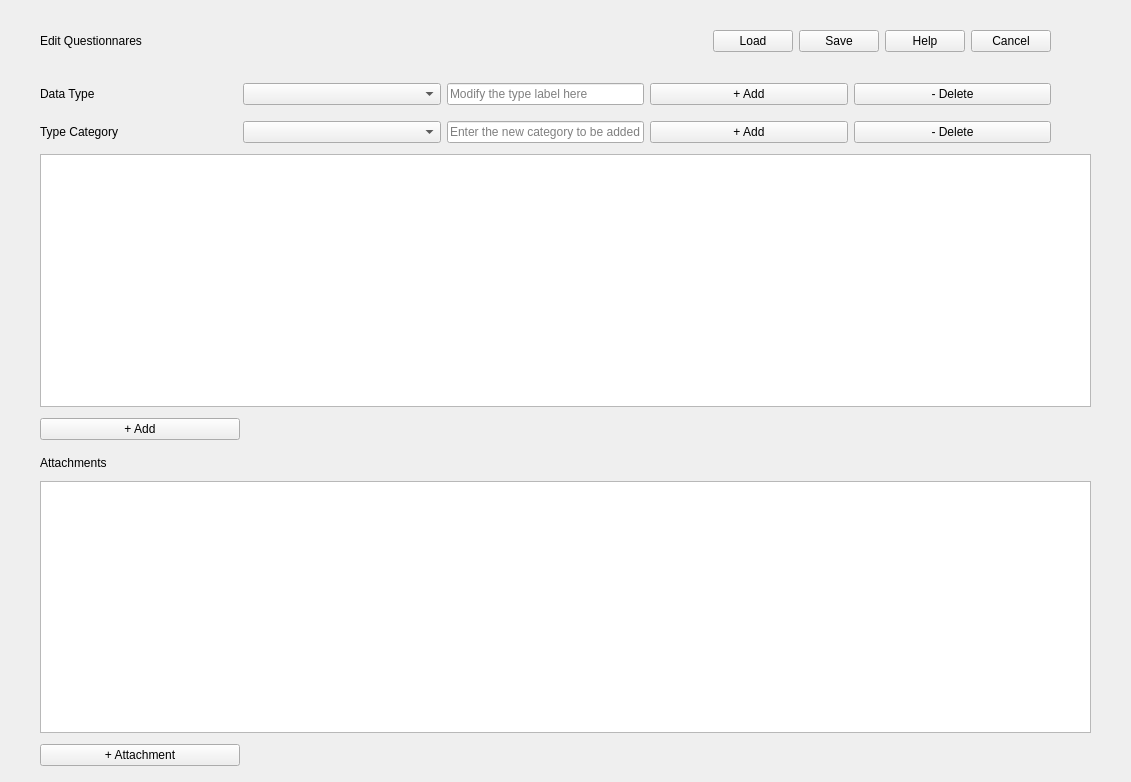
Qt form pasta_eln/ontology_configuration/ontology_configuration.ui (PASTA-ELN/pasta-eln) before a commit.
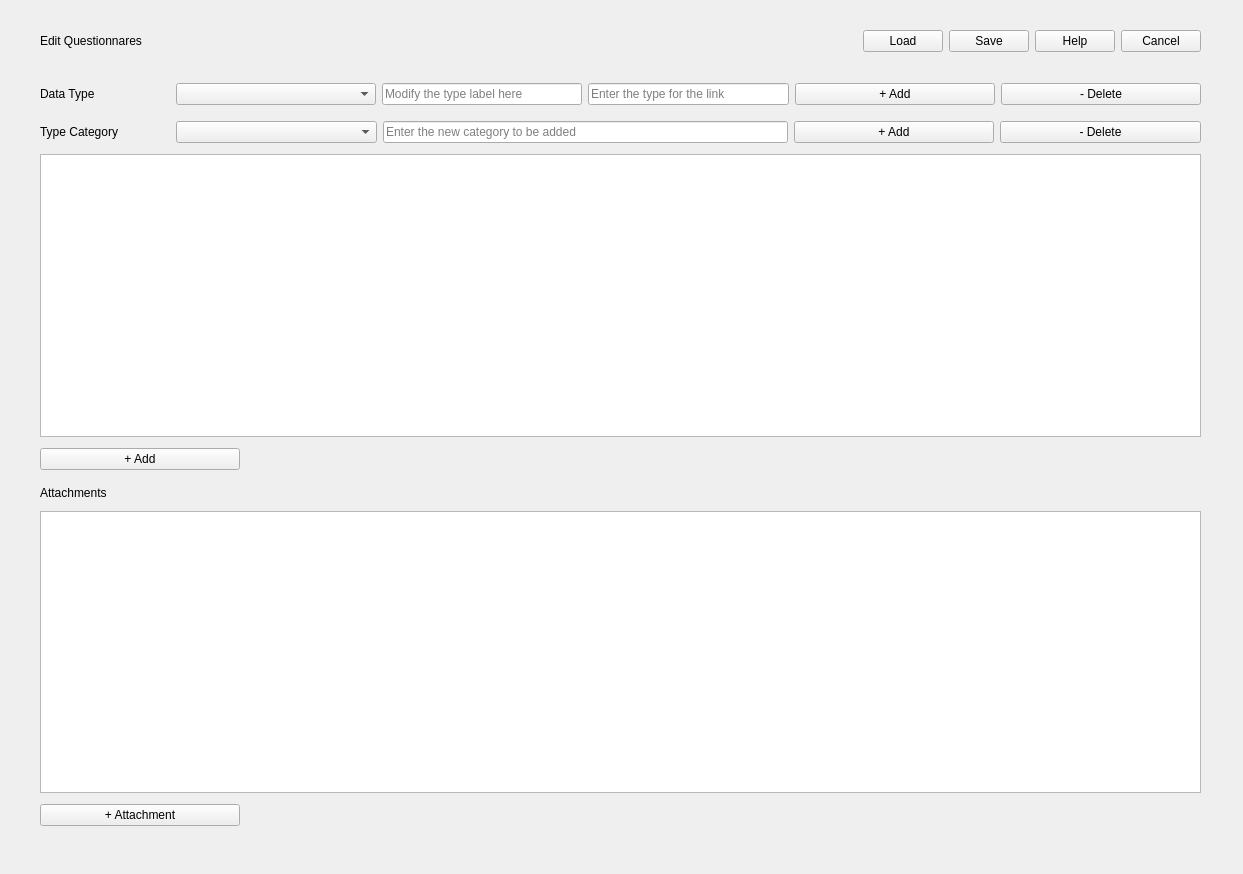
The same form after that commit.

Commit message: - Added link line edit for the type level also with logic to modify the link and save the same too - Adapted the UI layout and other minor tweaks

The edit to the form file:
```diff
--- a/pasta_eln/ontology_configuration/ontology_configuration.ui
+++ b/pasta_eln/ontology_configuration/ontology_configuration.ui
@@ -6,8 +6,8 @@
    <rect>
     <x>0</x>
     <y>0</y>
-    <width>1131</width>
-    <height>782</height>
+    <width>1243</width>
+    <height>874</height>
    </rect>
   </property>
   <property name="windowTitle">
@@ -29,7 +29,7 @@
    <property name="bottomMargin">
     <number>10</number>
    </property>
-   <item row="0" column="0">
+   <item row="0" column="1">
     <widget class="QWidget" name="mainWidget" native="true">
      <property name="sizePolicy">
       <sizepolicy hsizetype="Expanding" vsizetype="Expanding">
@@ -42,143 +42,18 @@
        <rect>
         <x>0</x>
         <y>0</y>
-        <width>1111</width>
-        <height>761</height>
+        <width>1221</width>
+        <height>821</height>
        </rect>
       </property>
-      <layout class="QGridLayout" name="mainGridLayout" rowstretch="0,0,0,0,0,0,0,0,0,0,0">
+      <layout class="QGridLayout" name="mainGridLayout" rowstretch="0,0,0,0,0,0,0,0,0,0,0,0">
        <property name="leftMargin">
         <number>30</number>
        </property>
        <property name="rightMargin">
         <number>30</number>
        </property>
-       <item row="5" column="0">
-        <layout class="QHBoxLayout" name="propsTableButtonHorizontalLayout">
-         <property name="leftMargin">
-          <number>0</number>
-         </property>
-         <property name="topMargin">
-          <number>5</number>
-         </property>
-         <property name="rightMargin">
-          <number>40</number>
-         </property>
-         <property name="bottomMargin">
-          <number>5</number>
-         </property>
-         <item>
-          <widget class="QPushButton" name="addPropsRowPushButton">
-           <property name="sizePolicy">
-            <sizepolicy hsizetype="Minimum" vsizetype="Minimum">
-             <horstretch>0</horstretch>
-             <verstretch>0</verstretch>
-            </sizepolicy>
-           </property>
-           <property name="minimumSize">
-            <size>
-             <width>200</width>
-             <height>0</height>
-            </size>
-           </property>
-           <property name="toolTip">
-            <string>Add a new property row to the above table with empty values</string>
-           </property>
-           <property name="text">
-            <string>+ Add</string>
-           </property>
-          </widget>
-         </item>
-         <item>
-          <spacer name="propsButtonLayoutHorizontalSpacer">
-           <property name="orientation">
-            <enum>Qt::Horizontal</enum>
-           </property>
-           <property name="sizeType">
-            <enum>QSizePolicy::Expanding</enum>
-           </property>
-           <property name="sizeHint" stdset="0">
-            <size>
-             <width>40</width>
-             <height>20</height>
-            </size>
-           </property>
-          </spacer>
-         </item>
-        </layout>
-       </item>
-       <item row="7" column="0">
-        <layout class="QHBoxLayout" name="attachmentsHeaderHorizontalLayout">
-         <property name="leftMargin">
-          <number>0</number>
-         </property>
-         <property name="topMargin">
-          <number>5</number>
-         </property>
-         <property name="rightMargin">
-          <number>40</number>
-         </property>
-         <property name="bottomMargin">
-          <number>5</number>
-         </property>
-         <item>
-          <widget class="QLabel" name="attachmentsHeaderLabel">
-           <property name="text">
-            <string>Attachments</string>
-           </property>
-           <property name="margin">
-            <number>0</number>
-           </property>
-          </widget>
-         </item>
-        </layout>
-       </item>
-       <item row="10" column="0">
-        <layout class="QHBoxLayout" name="structureTablehorizontalLayout">
-         <property name="leftMargin">
-          <number>0</number>
-         </property>
-         <property name="topMargin">
-          <number>5</number>
-         </property>
-         <property name="rightMargin">
-          <number>40</number>
-         </property>
-         <property name="bottomMargin">
-          <number>5</number>
-         </property>
-         <item>
-          <widget class="QPushButton" name="addAtachmentPushButton">
-           <property name="minimumSize">
-            <size>
-             <width>200</width>
-             <height>0</height>
-            </size>
-           </property>
-           <property name="text">
-            <string>+ Attachment</string>
-           </property>
-          </widget>
-         </item>
-         <item>
-          <spacer name="horizontalSpacer">
-           <property name="orientation">
-            <enum>Qt::Horizontal</enum>
-           </property>
-           <property name="sizeType">
-            <enum>QSizePolicy::Expanding</enum>
-           </property>
-           <property name="sizeHint" stdset="0">
-            <size>
-             <width>40</width>
-             <height>20</height>
-            </size>
-           </property>
-          </spacer>
-         </item>
-        </layout>
-       </item>
-       <item row="3" column="0">
+       <item row="4" column="0">
         <widget class="QTableView" name="typePropsTableView">
          <property name="toolTip">
           <string>Table which lists and allows editing of all the properties assosciated with the above selected type</string>
@@ -206,86 +81,7 @@
          </attribute>
         </widget>
        </item>
-       <item row="0" column="0">
-        <layout class="QHBoxLayout" name="headerHorizontalLayout">
-         <property name="leftMargin">
-          <number>0</number>
-         </property>
-         <property name="topMargin">
-          <number>20</number>
-         </property>
-         <property name="rightMargin">
-          <number>40</number>
-         </property>
-         <property name="bottomMargin">
-          <number>20</number>
-         </property>
-         <item>
-          <widget class="QLabel" name="headerLabel">
-           <property name="text">
-            <string>Edit Questionnares</string>
-           </property>
-           <property name="margin">
-            <number>0</number>
-           </property>
-          </widget>
-         </item>
-         <item>
-          <spacer name="headerHorizontalSpacer">
-           <property name="orientation">
-            <enum>Qt::Horizontal</enum>
-           </property>
-           <property name="sizeHint" stdset="0">
-            <size>
-             <width>40</width>
-             <height>20</height>
-            </size>
-           </property>
-          </spacer>
-         </item>
-         <item>
-          <widget class="QPushButton" name="loadOntologyPushButton">
-           <property name="toolTip">
-            <string>Load ontology from local database</string>
-           </property>
-           <property name="text">
-            <string>Load</string>
-           </property>
-          </widget>
-         </item>
-         <item>
-          <widget class="QPushButton" name="saveOntologyPushButton">
-           <property name="toolTip">
-            <string>Save loaded ontology in local database</string>
-           </property>
-           <property name="text">
-            <string>Save</string>
-           </property>
-          </widget>
-         </item>
-         <item>
-          <widget class="QPushButton" name="helpPushButton">
-           <property name="toolTip">
-            <string>Navigate to the help page</string>
-           </property>
-           <property name="text">
-            <string>Help</string>
-           </property>
-          </widget>
-         </item>
-         <item>
-          <widget class="QPushButton" name="cancelPushButton">
-           <property name="toolTip">
-            <string>Close the editor</string>
-           </property>
-           <property name="text">
-            <string>Cancel</string>
-           </property>
-          </widget>
-         </item>
-        </layout>
-       </item>
-       <item row="2" column="0">
+       <item row="3" column="0">
         <layout class="QHBoxLayout" name="propsCategoryHorizontalLayout">
          <property name="leftMargin">
           <number>0</number>
@@ -294,13 +90,25 @@
           <number>5</number>
          </property>
          <property name="rightMargin">
-          <number>40</number>
+          <number>0</number>
          </property>
          <property name="bottomMargin">
           <number>5</number>
          </property>
          <item>
           <widget class="QLabel" name="propsCategoryLabel">
+           <property name="sizePolicy">
+            <sizepolicy hsizetype="Fixed" vsizetype="Preferred">
+             <horstretch>0</horstretch>
+             <verstretch>0</verstretch>
+            </sizepolicy>
+           </property>
+           <property name="minimumSize">
+            <size>
+             <width>130</width>
+             <height>0</height>
+            </size>
+           </property>
            <property name="text">
             <string>Type Category</string>
            </property>
@@ -330,6 +138,12 @@
              <verstretch>0</verstretch>
             </sizepolicy>
            </property>
+           <property name="minimumSize">
+            <size>
+             <width>405</width>
+             <height>0</height>
+            </size>
+           </property>
            <property name="toolTip">
             <string>Enter the new category to be added to the data type</string>
            </property>
@@ -363,16 +177,6 @@
          </item>
         </layout>
        </item>
-       <item row="9" column="0">
-        <widget class="QTableView" name="attachmentsTableView">
-         <property name="toolTip">
-          <string>Table which displays the attchment for the above selected data type</string>
-         </property>
-         <attribute name="horizontalHeaderStretchLastSection">
-          <bool>true</bool>
-         </attribute>
-        </widget>
-       </item>
        <item row="1" column="0">
         <layout class="QHBoxLayout" name="datatypeHorizontalLayout">
          <property name="leftMargin">
@@ -382,13 +186,25 @@
           <number>5</number>
          </property>
          <property name="rightMargin">
-          <number>40</number>
+          <number>0</number>
          </property>
          <property name="bottomMargin">
           <number>5</number>
          </property>
          <item>
           <widget class="QLabel" name="typeLabel">
+           <property name="sizePolicy">
+            <sizepolicy hsizetype="Fixed" vsizetype="Preferred">
+             <horstretch>0</horstretch>
+             <verstretch>0</verstretch>
+            </sizepolicy>
+           </property>
+           <property name="minimumSize">
+            <size>
+             <width>130</width>
+             <height>0</height>
+            </size>
+           </property>
            <property name="text">
             <string>Data Type</string>
            </property>
@@ -396,6 +212,18 @@
          </item>
          <item>
           <widget class="QComboBox" name="typeComboBox">
+           <property name="sizePolicy">
+            <sizepolicy hsizetype="Preferred" vsizetype="Fixed">
+             <horstretch>0</horstretch>
+             <verstretch>0</verstretch>
+            </sizepolicy>
+           </property>
+           <property name="minimumSize">
+            <size>
+             <width>0</width>
+             <height>0</height>
+            </size>
+           </property>
            <property name="toolTip">
             <string>Select the type from the loaded ontology</string>
            </property>
@@ -429,6 +257,22 @@
            </property>
           </widget>
          </item>
+         <item>
+          <widget class="QLineEdit" name="linkLineEdit">
+           <property name="sizePolicy">
+            <sizepolicy hsizetype="Minimum" vsizetype="Minimum">
+             <horstretch>0</horstretch>
+             <verstretch>0</verstretch>
+            </sizepolicy>
+           </property>
+           <property name="toolTip">
+            <string>Enter the link/url to be assosciated with this data-type</string>
+           </property>
+           <property name="placeholderText">
+            <string>Enter the type for the link</string>
+           </property>
+          </widget>
+         </item>
          <item>
           <widget class="QPushButton" name="addTypePushButton">
            <property name="toolTip">
@@ -451,6 +295,220 @@
          </item>
         </layout>
        </item>
+       <item row="8" column="0">
+        <layout class="QHBoxLayout" name="attachmentsHeaderHorizontalLayout">
+         <property name="leftMargin">
+          <number>0</number>
+         </property>
+         <property name="topMargin">
+          <number>5</number>
+         </property>
+         <property name="rightMargin">
+          <number>40</number>
+         </property>
+         <property name="bottomMargin">
+          <number>5</number>
+         </property>
+         <item>
+          <widget class="QLabel" name="attachmentsHeaderLabel">
+           <property name="text">
+            <string>Attachments</string>
+           </property>
+           <property name="margin">
+            <number>0</number>
+           </property>
+          </widget>
+         </item>
+        </layout>
+       </item>
+       <item row="6" column="0">
+        <layout class="QHBoxLayout" name="propsTableButtonHorizontalLayout">
+         <property name="leftMargin">
+          <number>0</number>
+         </property>
+         <property name="topMargin">
+          <number>5</number>
+         </property>
+         <property name="rightMargin">
+          <number>40</number>
+         </property>
+         <property name="bottomMargin">
+          <number>5</number>
+         </property>
+         <item>
+          <widget class="QPushButton" name="addPropsRowPushButton">
+           <property name="sizePolicy">
+            <sizepolicy hsizetype="Minimum" vsizetype="Minimum">
+             <horstretch>0</horstretch>
+             <verstretch>0</verstretch>
+            </sizepolicy>
+           </property>
+           <property name="minimumSize">
+            <size>
+             <width>200</width>
+             <height>0</height>
+            </size>
+           </property>
+           <property name="toolTip">
+            <string>Add a new property row to the above table with empty values</string>
+           </property>
+           <property name="text">
+            <string>+ Add</string>
+           </property>
+          </widget>
+         </item>
+         <item>
+          <spacer name="propsButtonLayoutHorizontalSpacer">
+           <property name="orientation">
+            <enum>Qt::Horizontal</enum>
+           </property>
+           <property name="sizeType">
+            <enum>QSizePolicy::Expanding</enum>
+           </property>
+           <property name="sizeHint" stdset="0">
+            <size>
+             <width>40</width>
+             <height>20</height>
+            </size>
+           </property>
+          </spacer>
+         </item>
+        </layout>
+       </item>
+       <item row="11" column="0">
+        <layout class="QHBoxLayout" name="structureTablehorizontalLayout">
+         <property name="leftMargin">
+          <number>0</number>
+         </property>
+         <property name="topMargin">
+          <number>5</number>
+         </property>
+         <property name="rightMargin">
+          <number>40</number>
+         </property>
+         <property name="bottomMargin">
+          <number>5</number>
+         </property>
+         <item>
+          <widget class="QPushButton" name="addAtachmentPushButton">
+           <property name="minimumSize">
+            <size>
+             <width>200</width>
+             <height>0</height>
+            </size>
+           </property>
+           <property name="text">
+            <string>+ Attachment</string>
+           </property>
+          </widget>
+         </item>
+         <item>
+          <spacer name="horizontalSpacer">
+           <property name="orientation">
+            <enum>Qt::Horizontal</enum>
+           </property>
+           <property name="sizeType">
+            <enum>QSizePolicy::Expanding</enum>
+           </property>
+           <property name="sizeHint" stdset="0">
+            <size>
+             <width>40</width>
+             <height>20</height>
+            </size>
+           </property>
+          </spacer>
+         </item>
+        </layout>
+       </item>
+       <item row="10" column="0">
+        <widget class="QTableView" name="attachmentsTableView">
+         <property name="toolTip">
+          <string>Table which displays the attchment for the above selected data type</string>
+         </property>
+         <attribute name="horizontalHeaderStretchLastSection">
+          <bool>true</bool>
+         </attribute>
+        </widget>
+       </item>
+       <item row="0" column="0">
+        <layout class="QHBoxLayout" name="headerHorizontalLayout">
+         <property name="leftMargin">
+          <number>0</number>
+         </property>
+         <property name="topMargin">
+          <number>20</number>
+         </property>
+         <property name="rightMargin">
+          <number>0</number>
+         </property>
+         <property name="bottomMargin">
+          <number>20</number>
+         </property>
+         <item>
+          <widget class="QLabel" name="headerLabel">
+           <property name="text">
+            <string>Edit Questionnares</string>
+           </property>
+           <property name="margin">
+            <number>0</number>
+           </property>
+          </widget>
+         </item>
+         <item>
+          <spacer name="headerHorizontalSpacer">
+           <property name="orientation">
+            <enum>Qt::Horizontal</enum>
+           </property>
+           <property name="sizeHint" stdset="0">
+            <size>
+             <width>40</width>
+             <height>20</height>
+            </size>
+           </property>
+          </spacer>
+         </item>
+         <item>
+          <widget class="QPushButton" name="loadOntologyPushButton">
+           <property name="toolTip">
+            <string>Load ontology from local database</string>
+           </property>
+           <property name="text">
+            <string>Load</string>
+           </property>
+          </widget>
+         </item>
+         <item>
+          <widget class="QPushButton" name="saveOntologyPushButton">
+           <property name="toolTip">
+            <string>Save loaded ontology in local database</string>
+           </property>
+           <property name="text">
+            <string>Save</string>
+           </property>
+          </widget>
+         </item>
+         <item>
+          <widget class="QPushButton" name="helpPushButton">
+           <property name="toolTip">
+            <string>Navigate to the help page</string>
+           </property>
+           <property name="text">
+            <string>Help</string>
+           </property>
+          </widget>
+         </item>
+         <item>
+          <widget class="QPushButton" name="cancelPushButton">
+           <property name="toolTip">
+            <string>Close the editor</string>
+           </property>
+           <property name="text">
+            <string>Cancel</string>
+           </property>
+          </widget>
+         </item>
+        </layout>
+       </item>
       </layout>
      </widget>
     </widget>
```
The commit also changes 3 other files.
